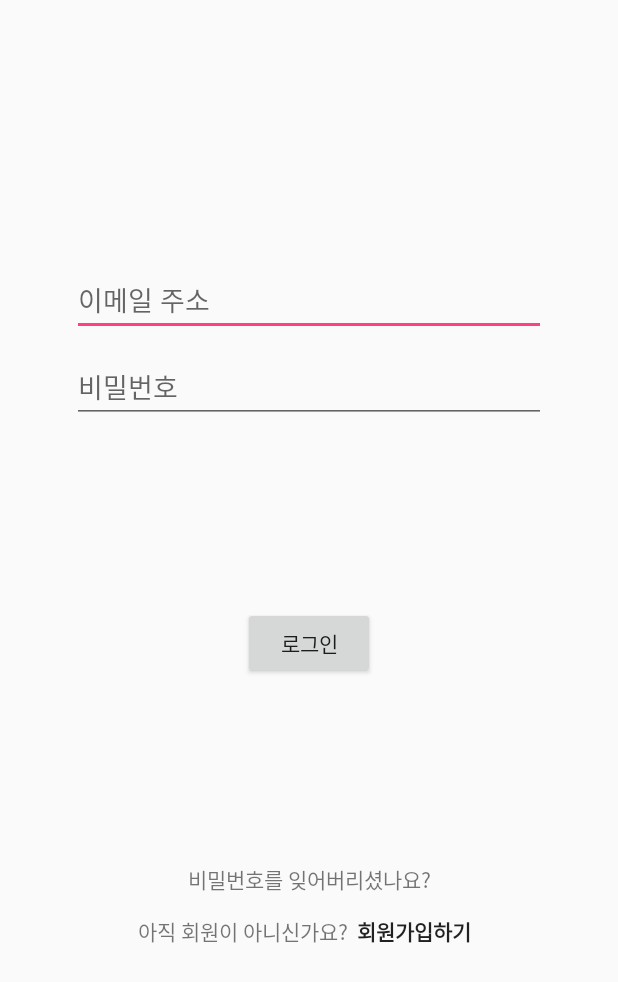
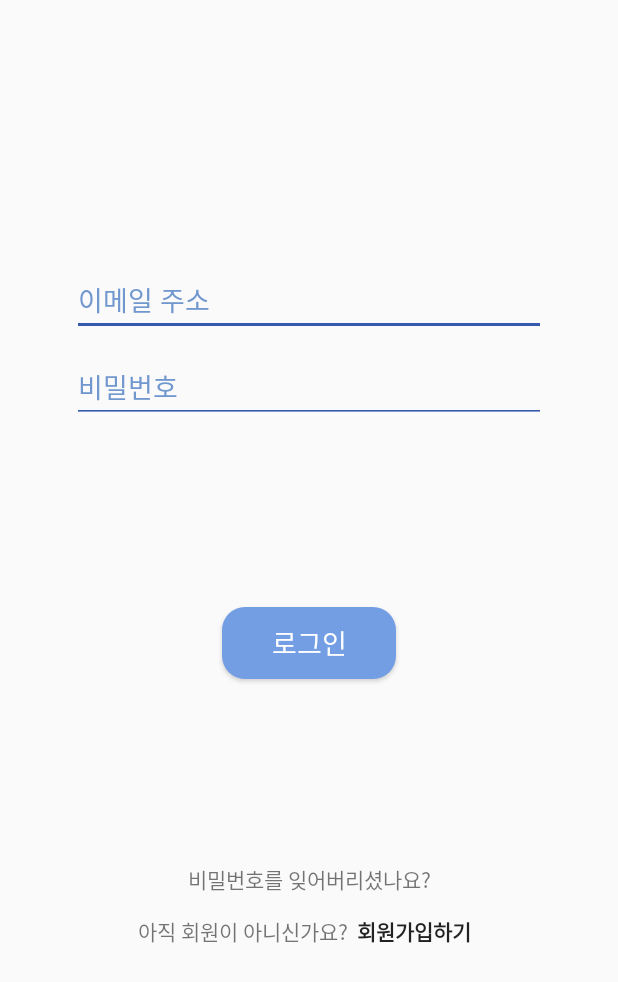
Before and after one commit to mash-up-kr/sports-mate-android, an Android app: the layout sign_in.xml on its own in the app's theme, with its tools: preview values and no code run, on a phone screen of 412 x 824 dp. Shown: the top 982 px of the screen. Run offline under Robolectric (Android 15) with nearby library versions, the phone set to English and light mode, and no system bars.

Commit message:
로그인 화면 텍스트 색상, 버튼 색상 수정

```diff
--- a/app/src/main/res/layout/sign_in.xml
+++ b/app/src/main/res/layout/sign_in.xml
@@ -10,7 +10,8 @@
         android:layout_width="match_parent"
         android:layout_height="wrap_content"
         android:textSize="25sp"
-        android:textStyle="bold"/>
+        android:textStyle="bold"
+        android:textColor="#3559ad"/>
 
     <LinearLayout
         android:layout_width="match_parent"
@@ -22,16 +23,20 @@
     <EditText
         android:id="@+id/email"
         android:hint="이메일 주소"
+        android:textColorHint="#7197cf"
         android:layout_marginTop="120dp"
         android:layout_width="match_parent"
-        android:layout_height="wrap_content" />
+        android:layout_height="wrap_content"
+        android:backgroundTint="#3559ad"/>
 
     <EditText
         android:id="@+id/password"
         android:hint="비밀번호"
+        android:textColorHint="#7197cf"
         android:layout_marginTop="10dp"
         android:layout_width="match_parent"
-        android:layout_height="wrap_content" />
+        android:layout_height="wrap_content"
+        android:backgroundTint="#3559ad"/>
 
     </LinearLayout>
 
@@ -43,8 +48,11 @@
     <Button
         android:id="@+id/sign_in_btn"
         android:layout_marginTop="184px"
+        android:background="@drawable/shape_btn_login"
         android:text="로그인"
-        android:layout_width="wrap_content"
+        android:textSize="8pt"
+        android:textColor="#ffffff"
+        android:layout_width="116dp"
         android:layout_height="wrap_content" />
 
     <TextView
```
